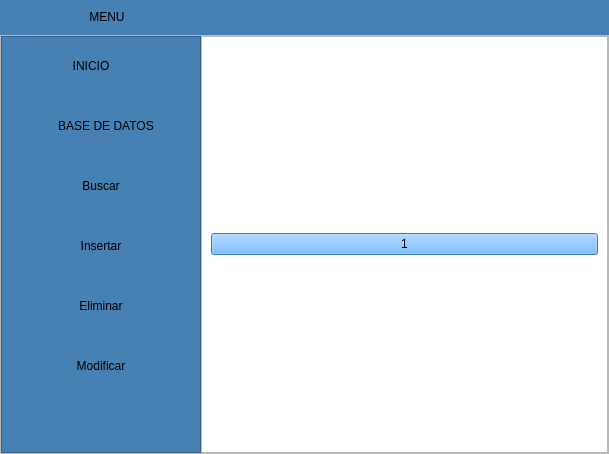
Above: Menu Lateral desplegable/menu.ui from Juankapy/Programacion-app before the change. Below: the same form after it.
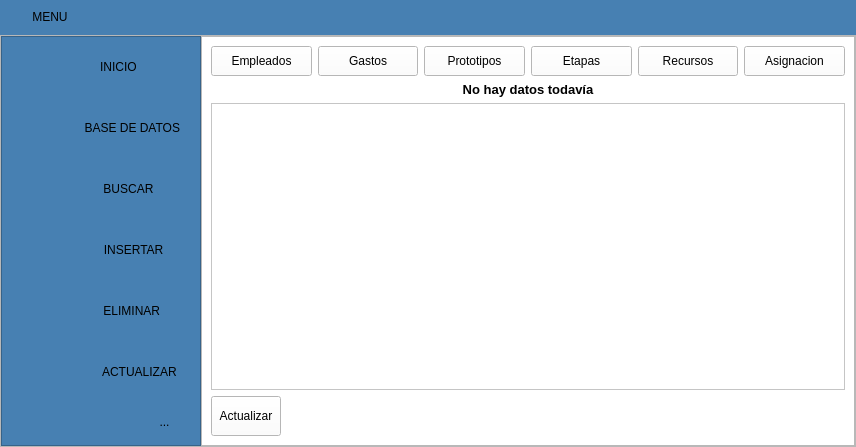
That is the form after the change. The open tabs and pages were chosen to show the change. Icons and pictures are not drawn.

Diff of the .ui file:
```diff
--- a/Menu Lateral desplegable/menu.ui
+++ b/Menu Lateral desplegable/menu.ui
@@ -6,8 +6,8 @@
    <rect>
     <x>0</x>
     <y>0</y>
-    <width>609</width>
-    <height>454</height>
+    <width>856</width>
+    <height>447</height>
    </rect>
   </property>
   <property name="minimumSize">
@@ -103,11 +103,22 @@
            <height>16777215</height>
           </size>
          </property>
+         <property name="sizeIncrement">
+          <size>
+           <width>0</width>
+           <height>0</height>
+          </size>
+         </property>
+         <property name="layoutDirection">
+          <enum>Qt::LeftToRight</enum>
+         </property>
          <property name="styleSheet">
           <string notr="true">QPushButton{
 background-color: #4780b2;
 font: 87 12pt &quot;Arial Black&quot;;
 border-radius:0px;
+text-align: left;
+padding-left: 17px;
 }
 
 QPushButton:hover{
@@ -154,44 +165,7 @@
          </property>
         </spacer>
        </item>
-       <item alignment="Qt::AlignRight">
-        <widget class="QPushButton" name="bt_minimizar">
-         <property name="minimumSize">
-          <size>
-           <width>35</width>
-           <height>35</height>
-          </size>
-         </property>
-         <property name="styleSheet">
-          <string notr="true">QPushButton{
-border:0px;
-}
-
-QPushButton:hover{
-border:1px solid black;
-background-color:#ff9788;
-
-}</string>
-         </property>
-         <property name="text">
-          <string/>
-         </property>
-         <property name="icon">
-          <iconset>
-           <normaloff>minimize.png</normaloff>minimize.png</iconset>
-         </property>
-         <property name="iconSize">
-          <size>
-           <width>32</width>
-           <height>32</height>
-          </size>
-         </property>
-         <property name="flat">
-          <bool>false</bool>
-         </property>
-        </widget>
-       </item>
-       <item alignment="Qt::AlignRight">
+       <item>
         <widget class="QPushButton" name="bt_restaurar">
          <property name="maximumSize">
           <size>
@@ -227,6 +201,41 @@
          </property>
         </widget>
        </item>
+       <item>
+        <widget class="QPushButton" name="bt_minimizar">
+         <property name="minimumSize">
+          <size>
+           <width>35</width>
+           <height>35</height>
+          </size>
+         </property>
+         <property name="styleSheet">
+          <string notr="true">QPushButton{
+border:0px;
+}
+
+QPushButton:hover{
+background-color:#5092cb;
+}</string>
+         </property>
+         <property name="text">
+          <string/>
+         </property>
+         <property name="icon">
+          <iconset>
+           <normaloff>imagenes/minimize.png</normaloff>imagenes/minimize.png</iconset>
+         </property>
+         <property name="iconSize">
+          <size>
+           <width>32</width>
+           <height>32</height>
+          </size>
+         </property>
+         <property name="flat">
+          <bool>false</bool>
+         </property>
+        </widget>
+       </item>
        <item alignment="Qt::AlignRight">
         <widget class="QPushButton" name="bt_maximizar">
          <property name="maximumSize">
@@ -364,9 +373,10 @@
 background-color: #4780b2;
 border-top-left-radius: 20px;
 border-bottom-left-radius: 20px;
+text-align: right;
 
 font: 75 10pt &quot;Arial black&quot;;
-	
+
 }
 
 QPushButton:hover{
@@ -423,7 +433,7 @@
              <enum>Qt::LeftToRight</enum>
             </property>
             <property name="text">
-             <string>       INICIO             </string>
+             <string>      INICIO                   </string>
             </property>
             <property name="icon">
              <iconset>
@@ -452,7 +462,7 @@
              <string notr="true"/>
             </property>
             <property name="text">
-             <string>   BASE DE DATOS</string>
+             <string>  BASE DE DATOS      </string>
             </property>
             <property name="icon">
              <iconset>
@@ -478,7 +488,7 @@
              <string notr="true"/>
             </property>
             <property name="text">
-             <string>Buscar</string>
+             <string>   BUSCAR              </string>
             </property>
             <property name="icon">
              <iconset>
@@ -504,7 +514,7 @@
              <string notr="true"/>
             </property>
             <property name="text">
-             <string>Insertar</string>
+             <string>  INSERTAR           </string>
             </property>
             <property name="icon">
              <iconset>
@@ -530,7 +540,7 @@
              <string notr="true"/>
             </property>
             <property name="text">
-             <string>Eliminar</string>
+             <string>   ELIMINAR            </string>
             </property>
             <property name="icon">
              <iconset>
@@ -556,7 +566,7 @@
              <string notr="true"/>
             </property>
             <property name="text">
-             <string>Modificar</string>
+             <string>   ACTUALIZAR       </string>
             </property>
             <property name="icon">
              <iconset>
@@ -572,6 +582,9 @@
           </item>
           <item>
            <layout class="QHBoxLayout" name="horizontalLayout_3">
+            <property name="spacing">
+             <number>0</number>
+            </property>
             <item>
              <spacer name="horizontalSpacer_2">
               <property name="orientation">
@@ -583,7 +596,7 @@
               <property name="sizeHint" stdset="0">
                <size>
                 <width>128</width>
-                <height>20</height>
+                <height>0</height>
                </size>
               </property>
              </spacer>
@@ -591,7 +604,7 @@
             <item>
              <widget class="QToolButton" name="toolButton">
               <property name="text">
-               <string/>
+               <string>...</string>
               </property>
               <property name="icon">
                <iconset>
@@ -599,8 +612,8 @@
               </property>
               <property name="iconSize">
                <size>
-                <width>32</width>
-                <height>32</height>
+                <width>25</width>
+                <height>25</height>
                </size>
               </property>
              </widget>
@@ -663,26 +676,175 @@
             <property name="currentIndex">
              <number>0</number>
             </property>
-            <widget class="QWidget" name="page">
-             <layout class="QVBoxLayout" name="verticalLayout_9"/>
-            </widget>
             <widget class="QWidget" name="page_uno">
+             <layout class="QVBoxLayout" name="verticalLayout_9">
+              <item>
+               <layout class="QHBoxLayout" name="horizontalLayout_4">
+                <item>
+                 <widget class="QPushButton" name="bt_empleados">
+                  <property name="minimumSize">
+                   <size>
+                    <width>0</width>
+                    <height>30</height>
+                   </size>
+                  </property>
+                  <property name="text">
+                   <string>Empleados</string>
+                  </property>
+                  <attribute name="buttonGroup">
+                   <string notr="true">buttonGroup</string>
+                  </attribute>
+                 </widget>
+                </item>
+                <item>
+                 <widget class="QPushButton" name="bt_gastos">
+                  <property name="minimumSize">
+                   <size>
+                    <width>0</width>
+                    <height>30</height>
+                   </size>
+                  </property>
+                  <property name="text">
+                   <string>Gastos</string>
+                  </property>
+                  <attribute name="buttonGroup">
+                   <string notr="true">buttonGroup</string>
+                  </attribute>
+                 </widget>
+                </item>
+                <item>
+                 <widget class="QPushButton" name="bt_prototipos">
+                  <property name="minimumSize">
+                   <size>
+                    <width>0</width>
+                    <height>30</height>
+                   </size>
+                  </property>
+                  <property name="text">
+                   <string>Prototipos</string>
+                  </property>
+                  <attribute name="buttonGroup">
+                   <string notr="true">buttonGroup</string>
+                  </attribute>
+                 </widget>
+                </item>
+                <item>
+                 <widget class="QPushButton" name="bt_etapas">
+                  <property name="minimumSize">
+                   <size>
+                    <width>0</width>
+                    <height>30</height>
+                   </size>
+                  </property>
+                  <property name="text">
+                   <string>Etapas</string>
+                  </property>
+                  <attribute name="buttonGroup">
+                   <string notr="true">buttonGroup</string>
+                  </attribute>
+                 </widget>
+                </item>
+                <item>
+                 <widget class="QPushButton" name="bt_recursos">
+                  <property name="minimumSize">
+                   <size>
+                    <width>0</width>
+                    <height>30</height>
+                   </size>
+                  </property>
+                  <property name="text">
+                   <string>Recursos</string>
+                  </property>
+                  <attribute name="buttonGroup">
+                   <string notr="true">buttonGroup</string>
+                  </attribute>
+                 </widget>
+                </item>
+                <item>
+                 <widget class="QPushButton" name="bt_asignacion">
+                  <property name="minimumSize">
+                   <size>
+                    <width>0</width>
+                    <height>30</height>
+                   </size>
+                  </property>
+                  <property name="text">
+                   <string>Asignacion</string>
+                  </property>
+                  <attribute name="buttonGroup">
+                   <string notr="true">buttonGroup</string>
+                  </attribute>
+                 </widget>
+                </item>
+               </layout>
+              </item>
+              <item>
+               <widget class="QLabel" name="lbl_no_data">
+                <property name="enabled">
+                 <bool>true</bool>
+                </property>
+                <property name="font">
+                 <font>
+                  <pointsize>10</pointsize>
+                  <weight>75</weight>
+                  <bold>true</bold>
+                 </font>
+                </property>
+                <property name="toolTip">
+                 <string/>
+                </property>
+                <property name="styleSheet">
+                 <string notr="true">setVisible:False</string>
+                </property>
+                <property name="text">
+                 <string>No hay datos todavía</string>
+                </property>
+                <property name="alignment">
+                 <set>Qt::AlignCenter</set>
+                </property>
+               </widget>
+              </item>
+              <item>
+               <widget class="QTableWidget" name="tableWidget"/>
+              </item>
+              <item>
+               <widget class="QPushButton" name="pushButton">
+                <property name="sizePolicy">
+                 <sizepolicy hsizetype="Fixed" vsizetype="Fixed">
+                  <horstretch>0</horstretch>
+                  <verstretch>0</verstretch>
+                 </sizepolicy>
+                </property>
+                <property name="minimumSize">
+                 <size>
+                  <width>0</width>
+                  <height>40</height>
+                 </size>
+                </property>
+                <property name="maximumSize">
+                 <size>
+                  <width>70</width>
+                  <height>40</height>
+                 </size>
+                </property>
+                <property name="layoutDirection">
+                 <enum>Qt::LeftToRight</enum>
+                </property>
+                <property name="text">
+                 <string>Actualizar</string>
+                </property>
+                <property name="default">
+                 <bool>false</bool>
+                </property>
+               </widget>
+              </item>
+             </layout>
+            </widget>
+            <widget class="QWidget" name="page">
              <property name="styleSheet">
               <string notr="true">background-color: rgb(255, 255, 255);</string>
              </property>
-             <layout class="QVBoxLayout" name="verticalLayout_4">
-              <item>
-               <widget class="QPushButton" name="pushButton_5">
-                <property name="styleSheet">
-                 <string notr="true">background-color: rgb(85, 170, 255);
-font: 87 36pt &quot;Arial Black&quot;;</string>
-                </property>
-                <property name="text">
-                 <string>1</string>
-                </property>
-               </widget>
-              </item>
-             </layout>
+             <layout class="QVBoxLayout" name="verticalLayout_4"/>
             </widget>
             <widget class="QWidget" name="page_dos">
              <property name="styleSheet">
@@ -739,19 +901,7 @@
              <property name="styleSheet">
               <string notr="true">background-color: rgb(255, 255, 255);</string>
              </property>
-             <layout class="QVBoxLayout" name="verticalLayout_8">
-              <item>
-               <widget class="QPushButton" name="pushButton">
-                <property name="styleSheet">
-                 <string notr="true">background-color: rgb(0, 170, 255);
-font: 87 36pt &quot;Arial Black&quot;;</string>
-                </property>
-                <property name="text">
-                 <string>5</string>
-                </property>
-               </widget>
-              </item>
-             </layout>
+             <layout class="QHBoxLayout" name="horizontalLayout_2"/>
             </widget>
            </widget>
           </item>
```
Left out of the diff: 167 changed lines with no effect on the pictures.
